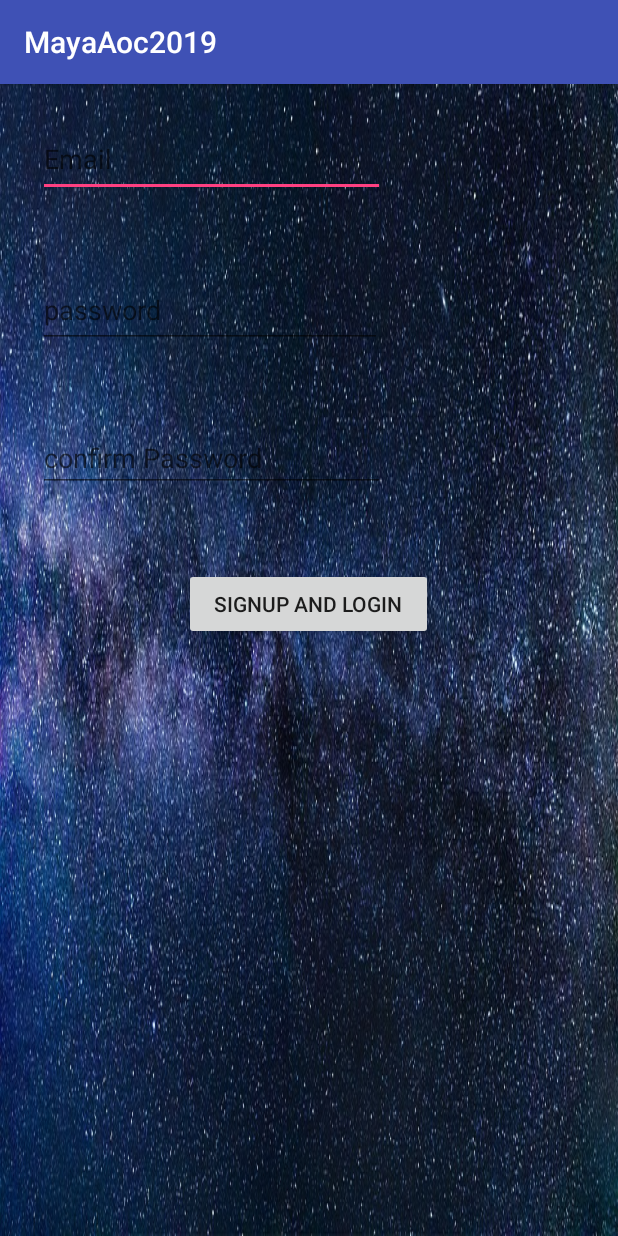
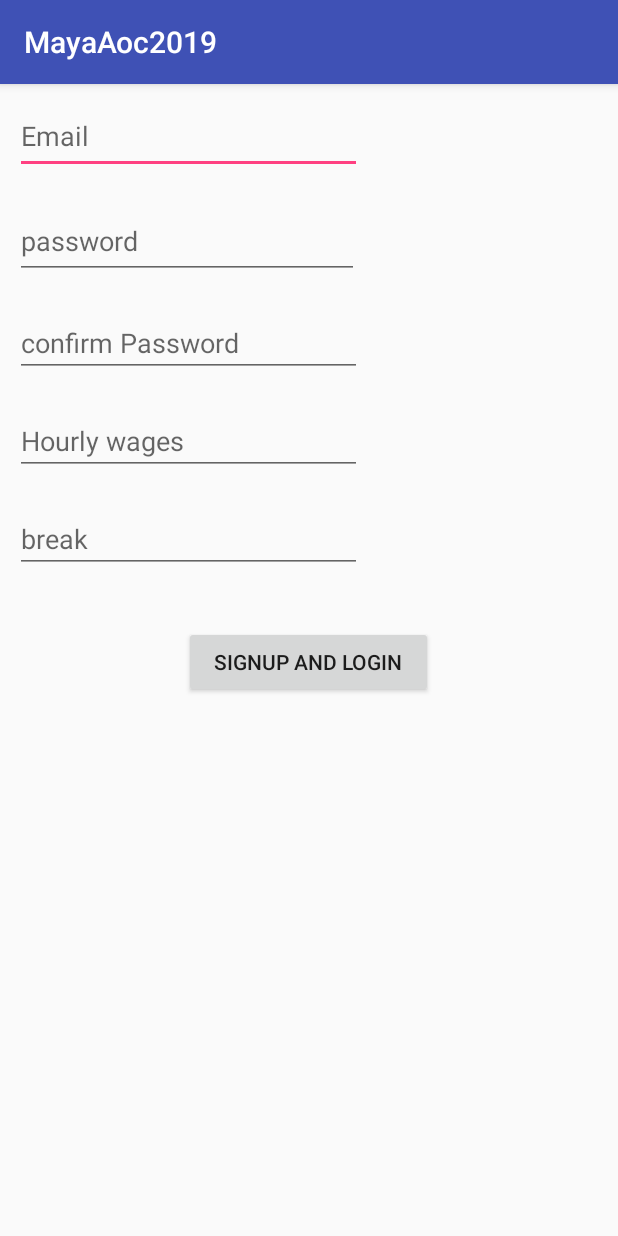
Before and after one commit to mayahaddad/MayaAoc2019final, an Android app: the SignUpActivity screen opened directly, with no data from a screen before it, on a phone screen of 412 x 824 dp. Run offline under Robolectric (Android 15) with nearby library versions, the phone set to English and light mode, and no system bars.

Commit message:
fixed erros

```diff
--- a/app/src/main/java/y2019/aoc/maya/mayaaoc2019/SignUpActivity.java
+++ b/app/src/main/java/y2019/aoc/maya/mayaaoc2019/SignUpActivity.java
@@ -1,5 +1,6 @@
 package y2019.aoc.maya.mayaaoc2019;
 
+import android.app.Notification;
 import android.content.Intent;
 import android.support.v7.app.AppCompatActivity;
 import android.os.Bundle;
@@ -11,7 +12,7 @@ import android.widget.Toast;
 
 public class SignUpActivity extends AppCompatActivity implements View.OnClickListener {
 
-    EditText editTextEmail, editTextPassword;
+    EditText editTextEmail, editTextPassword, editTextConfirmPassword,editTextHourlyWages,editTextBreak;
     Button buttonSignUp;
 
 
@@ -22,6 +23,10 @@ public class SignUpActivity extends AppCompatActivity implements View.OnClickLis
 
         editTextEmail = findViewById(R.id.editTextEmail);
         editTextEmail = findViewById(R.id.editTextPassword);
+        editTextEmail = findViewById(R.id.editTextHourlyWages);
+        editTextEmail = findViewById(R.id.editTextBreak);
+
+
 
         buttonSignUp = findViewById(R.id.buttonSignUp2);
         buttonSignUp.setOnClickListener(this);
@@ -47,6 +52,15 @@ public class SignUpActivity extends AppCompatActivity implements View.OnClickLis
             Intent i = new Intent(this, HomePageActivity.class);
             startActivity(i);
         }
+        if(editTextEmail.getText().toString().equals(""))
+        {
+            Toast.makeText(this, "Empty Email",Toast.LENGTH_LONG).show();
+        }
+
+        if(editTextConfirmPassword.getText().toString().equals("")||!editTextConfirmPassword.getText().toString().equals(editTextPassword)) {
+            Toast.makeText(this, "confirm password is empty or wrong", Toast.LENGTH_LONG).show();
+        }
+
 
     }
 }
--- a/app/src/main/res/layout/activity_home_page.xml
+++ b/app/src/main/res/layout/activity_home_page.xml
@@ -5,7 +5,7 @@
     android:layout_width="match_parent"
     android:layout_height="match_parent"
     android:orientation="vertical"
-    android:background="@drawable/mayahaddad"
+
     tools:context=".HomePageActivity">
 
     <Button
@@ -17,6 +17,5 @@
     <TextView
         android:id="@+id/textViewShiftTime"
         android:layout_width="match_parent"
-        android:textColor="#FFFFFF"
         android:layout_height="wrap_content" />
 </LinearLayout>
--- a/app/src/main/res/layout/activity_log_in.xml
+++ b/app/src/main/res/layout/activity_log_in.xml
@@ -5,7 +5,6 @@
     android:layout_width="match_parent"
     android:layout_height="match_parent"
     android:orientation="vertical"
-    android:background="@drawable/mayahaddad"
     tools:context=".LogInActivity"
    >
     <EditText
@@ -17,7 +16,6 @@
         android:ems="10"
         android:hint="email"
         android:inputType="textEmailAddress"
-        android:textColor="#FFFFFF"
         android:padding="25dp" />
 
     <EditText
--- a/app/src/main/res/layout/activity_sign_up.xml
+++ b/app/src/main/res/layout/activity_sign_up.xml
@@ -5,36 +5,52 @@
     android:layout_width="match_parent"
     android:layout_height="match_parent"
     android:orientation="vertical"
-    android:background="@drawable/mayahaddad"
     tools:context=".SignUpActivity">
 
     <EditText
         android:id="@+id/editTextMail"
         android:layout_width="231dp"
         android:layout_height="50dp"
-        android:layout_margin="25dp"
+        android:layout_margin="10dp"
         android:hint="Email"
         android:inputType="textEmailAddress"
-        android:textColor="#FFFFFF" />
+       />
 
     <EditText
         android:id="@+id/editText2"
         android:layout_width="229dp"
         android:layout_height="50dp"
 
-        android:layout_margin="25dp"
+        android:layout_margin="10dp"
         android:hint="password"
-        android:inputType="textPassword"
-         />
+        android:inputType="textPassword" />
 
     <EditText
         android:id="@+id/editTextConfirmPassword"
         android:layout_width="231dp"
         android:layout_height="wrap_content"
-        android:layout_margin="25dp"
+        android:layout_margin="10dp"
         android:ems="10"
         android:hint="confirm Password"
         android:inputType="textPassword" />
+
+    <EditText
+        android:id="@+id/editTextHourlyWages"
+        android:layout_width="231dp"
+        android:layout_height="wrap_content"
+        android:layout_margin="10dp"
+        android:ems="10"
+        android:hint="Hourly wages"
+        android:inputType="number" />
+
+    <EditText
+        android:id="@+id/editTextBreak"
+        android:layout_width="231dp"
+        android:layout_height="wrap_content"
+        android:layout_margin="10dp"
+        android:ems="10"
+        android:hint="break"
+        android:inputType="number" />
 
     <Button
         android:id="@+id/buttonSignUp2"
```
